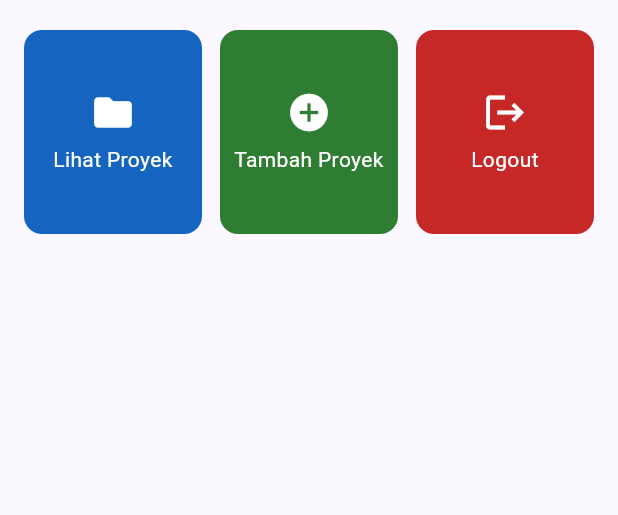
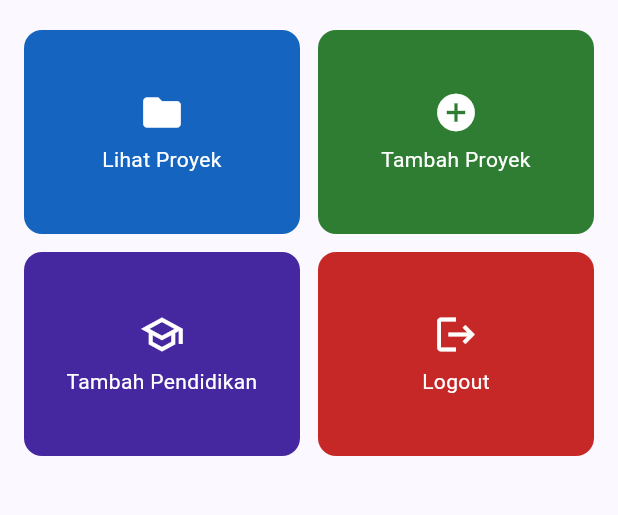
Before and after one commit to darzzius/myportofolio_mobile, a Flutter app: the screen it shows after launch, in the side drawer, after a tap on "Home", on a phone screen of 412 x 824 dp, the part 591-1106 px from its top. Run offline on Flutter 3.47's test engine with Material 3 defaults, Android fonts, the phone set to English and light mode, and no system bars; our stand-ins replace material_ui.

Commit message:
feat(navigation): connect education form to action card and drawer

```diff
--- a/lib/screens/education_form.dart
+++ b/lib/screens/education_form.dart
@@ -1,4 +1,5 @@
 import 'package:material_ui/material_ui.dart';
+import 'package:myportofolio_mobile/widgets/left_drawer.dart';
 
 class EducationFormPage extends StatefulWidget {
   const EducationFormPage({super.key});
@@ -97,6 +98,7 @@ class _EducationFormPageState extends State<EducationFormPage> {
         backgroundColor: colors.primary,
         foregroundColor: colors.onPrimary,
       ),
+      drawer: const LeftDrawer(currentPage: DrawerPage.education),
       body: SafeArea(
         child: SingleChildScrollView(
           padding: const EdgeInsets.all(16),
--- a/lib/screens/menu.dart
+++ b/lib/screens/menu.dart
@@ -1,4 +1,6 @@
 import 'package:material_ui/material_ui.dart';
+import 'package:myportofolio_mobile/screens/education_form.dart';
+import 'package:myportofolio_mobile/screens/project_form.dart';
 import 'package:myportofolio_mobile/widgets/left_drawer.dart';
 import 'package:myportofolio_mobile/widgets/project_card.dart';
 
@@ -11,22 +13,34 @@ class MyHomePage extends StatelessWidget {
 
   final List<ItemHomepage> items = const [
     ItemHomepage('Lihat Proyek', Icons.folder, Color(0xFF1565C0)),
-    ItemHomepage('Tambah Proyek', Icons.add_circle, Color(0xFF2E7D32)),
+    ItemHomepage(
+      'Tambah Proyek',
+      Icons.add_circle,
+      Color(0xFF2E7D32),
+      destination: ProjectFormPage(),
+    ),
+    ItemHomepage(
+      'Tambah Pendidikan',
+      Icons.school_outlined,
+      Color(0xFF4527A0),
+      destination: EducationFormPage(),
+    ),
     ItemHomepage('Logout', Icons.logout, Color(0xFFC62828)),
   ];
 
   @override
   Widget build(BuildContext context) {
+    final colors = Theme.of(context).colorScheme;
     // Scaffold menyediakan struktur visual dasar halaman (AppBar, Body, SnackBar).
     return Scaffold(
       // AppBar menampilkan bar bagian atas halaman aplikasi.
       appBar: AppBar(
         title: const Text(
           'MyPortfolio',
-          style: TextStyle(color: Colors.white, fontWeight: FontWeight.bold),
+          style: TextStyle(fontWeight: FontWeight.bold),
         ),
-        backgroundColor: Theme.of(context).colorScheme.primary,
-        iconTheme: const IconThemeData(color: Colors.white),
+        backgroundColor: colors.primary,
+        foregroundColor: colors.onPrimary,
       ),
       drawer: const LeftDrawer(),
       body: SafeArea(
@@ -76,7 +90,7 @@ class MyHomePage extends StatelessWidget {
                         padding: EdgeInsets.zero,
                         crossAxisSpacing: 12,
                         mainAxisSpacing: 12,
-                        crossAxisCount: constraints.maxWidth < 360 ? 2 : 3,
+                        crossAxisCount: constraints.maxWidth < 600 ? 2 : 4,
                         mainAxisExtent: 136,
                         shrinkWrap: true,
                         children: items.map((item) => ItemCard(item)).toList(),
@@ -124,6 +138,7 @@ class ItemHomepage {
   final String name;
   final IconData icon;
   final Color color;
+  final Widget? destination;
 
-  const ItemHomepage(this.name, this.icon, this.color);
+  const ItemHomepage(this.name, this.icon, this.color, {this.destination});
 }
--- a/lib/screens/project_form.dart
+++ b/lib/screens/project_form.dart
@@ -71,7 +71,7 @@ class _ProjectFormPageState extends State<ProjectFormPage> {
         backgroundColor: Colors.indigo,
         foregroundColor: Colors.white,
       ),
-      drawer: const LeftDrawer(isProjectForm: true),
+      drawer: const LeftDrawer(currentPage: DrawerPage.project),
       body: Form(
         key: _formKey,
         child: SingleChildScrollView(
--- a/lib/widgets/left_drawer.dart
+++ b/lib/widgets/left_drawer.dart
@@ -1,11 +1,35 @@
 import 'package:material_ui/material_ui.dart';
+import 'package:myportofolio_mobile/screens/education_form.dart';
 import 'package:myportofolio_mobile/screens/menu.dart';
 import 'package:myportofolio_mobile/screens/project_form.dart';
 
+enum DrawerPage { home, project, education }
+
 class LeftDrawer extends StatelessWidget {
-  const LeftDrawer({super.key, this.isProjectForm = false});
+  const LeftDrawer({super.key, this.currentPage = DrawerPage.home});
 
-  final bool isProjectForm;
+  final DrawerPage currentPage;
+
+  void _navigate(BuildContext context, DrawerPage destination) {
+    final navigator = Navigator.of(context);
+    navigator.pop();
+    if (currentPage == destination) return;
+
+    if (destination == DrawerPage.home && navigator.canPop()) {
+      navigator.pop();
+      return;
+    }
+
+    navigator.pushReplacement(
+      MaterialPageRoute<void>(
+        builder: (context) => switch (destination) {
+          DrawerPage.home => const MyHomePage(),
+          DrawerPage.project => const ProjectFormPage(),
+          DrawerPage.education => const EducationFormPage(),
+        },
+      ),
+    );
+  }
 
   @override
   Widget build(BuildContext context) {
@@ -39,36 +63,17 @@ class LeftDrawer extends StatelessWidget {
           ListTile(
             leading: const Icon(Icons.home_outlined),
             title: const Text('Home'),
-            onTap: () {
-              final navigator = Navigator.of(context);
-              navigator.pop();
-              if (!isProjectForm) return;
-
-              if (navigator.canPop()) {
-                navigator.pop();
-              } else {
-                navigator.pushReplacement(
-                  MaterialPageRoute<void>(
-                    builder: (context) => const MyHomePage(),
-                  ),
-                );
-              }
-            },
+            onTap: () => _navigate(context, DrawerPage.home),
           ),
           ListTile(
             leading: const Icon(Icons.add_circle_outline),
             title: const Text('Add Project'),
-            onTap: () {
-              final navigator = Navigator.of(context);
-              navigator.pop();
-              if (isProjectForm) return;
-
-              navigator.pushReplacement(
-                MaterialPageRoute<void>(
-                  builder: (context) => const ProjectFormPage(),
-                ),
-              );
-            },
+            onTap: () => _navigate(context, DrawerPage.project),
+          ),
+          ListTile(
+            leading: const Icon(Icons.school_outlined),
+            title: const Text('Add Education'),
+            onTap: () => _navigate(context, DrawerPage.education),
           ),
         ],
       ),
```
Also changed, not shown: lib/widgets/project_card.dart (+3 -5 lines).
